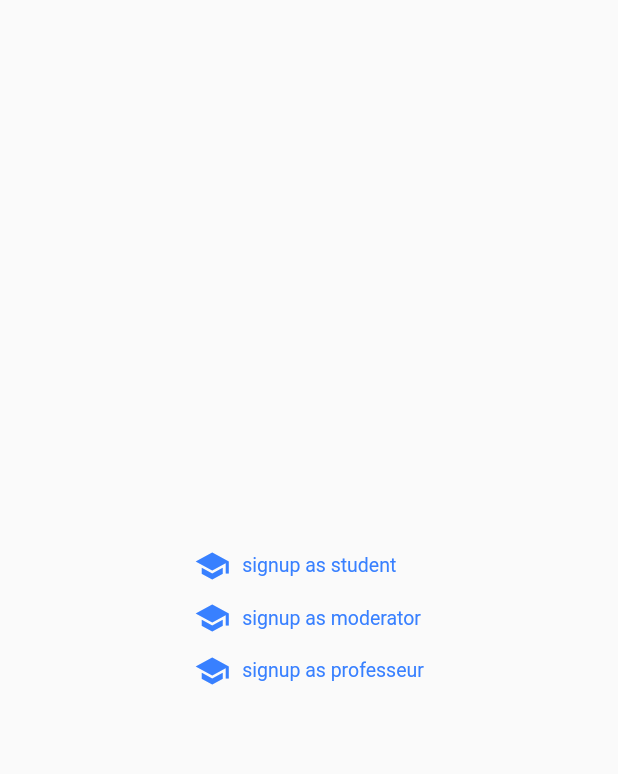
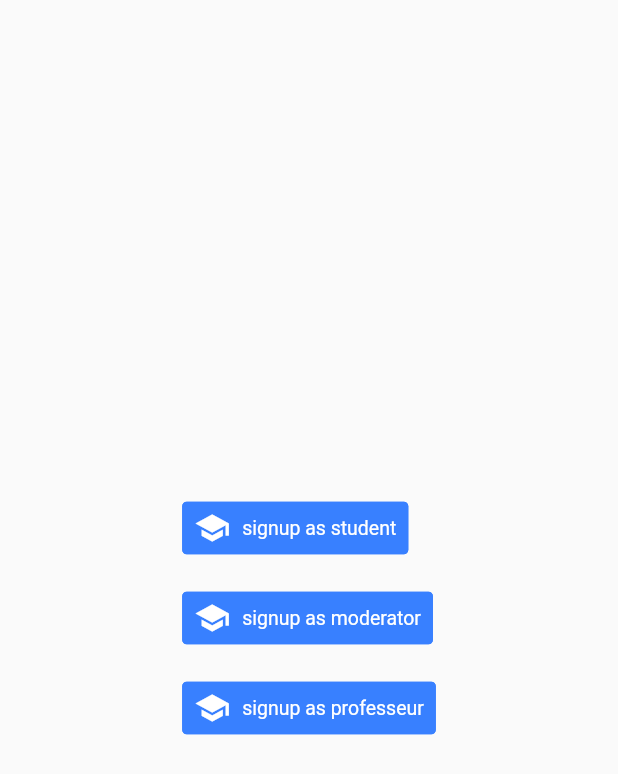
Before and after one commit to developython14/rightedu_mobile_version, a Flutter app: the intersignup screen opened by its route, on a phone screen of 412 x 824 dp. Shown: the top 774 px of the screen. Run offline on Flutter 3.47's test engine with Material 2 defaults, Android fonts, the phone set to English and light mode, and no system bars; drawn by our look-alikes of getwidget; our stand-ins replace email_validator, file_picker, flutter_pw_validator, flutter_signin_button, flutter_spinkit, introduction_screen and 2 more; missing offline and left inert: dart:ffi.

```diff
--- a/lib/intro_screen/intersec_signup.dart
+++ b/lib/intro_screen/intersec_signup.dart
@@ -23,7 +23,9 @@ class _intersignupState extends State<intersignup> {
                 },
                 text: "signup as student",
                 icon: Icon(Icons.school),
-                type: GFButtonType.transparent,
+              ),
+              SizedBox(
+                height: 25,
               ),
               GFButton(
                 onPressed: () {
@@ -31,7 +33,9 @@ class _intersignupState extends State<intersignup> {
                 },
                 text: "signup as moderator",
                 icon: Icon(Icons.school),
-                type: GFButtonType.transparent,
+              ),
+              SizedBox(
+                height: 25,
               ),
               GFButton(
                 onPressed: () {
@@ -39,7 +43,6 @@ class _intersignupState extends State<intersignup> {
                 },
                 text: "signup as professeur",
                 icon: Icon(Icons.school),
-                type: GFButtonType.transparent,
               ),
             ]),
       ),
--- a/lib/intro_screen/wait.dart
+++ b/lib/intro_screen/wait.dart
@@ -25,6 +25,8 @@ class _waitState extends State<wait> {
     return Scaffold(
         body: Center(
             child: SpinKitWanderingCubes(
+      color: Colors.blue,
+      shape: BoxShape.rectangle,
       size: 150,
     )));
   }
--- a/lib/main.dart
+++ b/lib/main.dart
@@ -9,8 +9,7 @@ import 'package:right/test.dart';
 import 'package:right/intro_screen/intersec_signup.dart';
 
 void main() {
-  runApp(
-      MaterialApp(title: 'Right Hacker', initialRoute: '/signupmod', routes: {
+  runApp(MaterialApp(title: 'Right Hacker', initialRoute: '/wait', routes: {
     '/login': (context) => login(),
     '/signup': (context) => signup(),
     '/signupmod': (context) => signupmod(),
```
